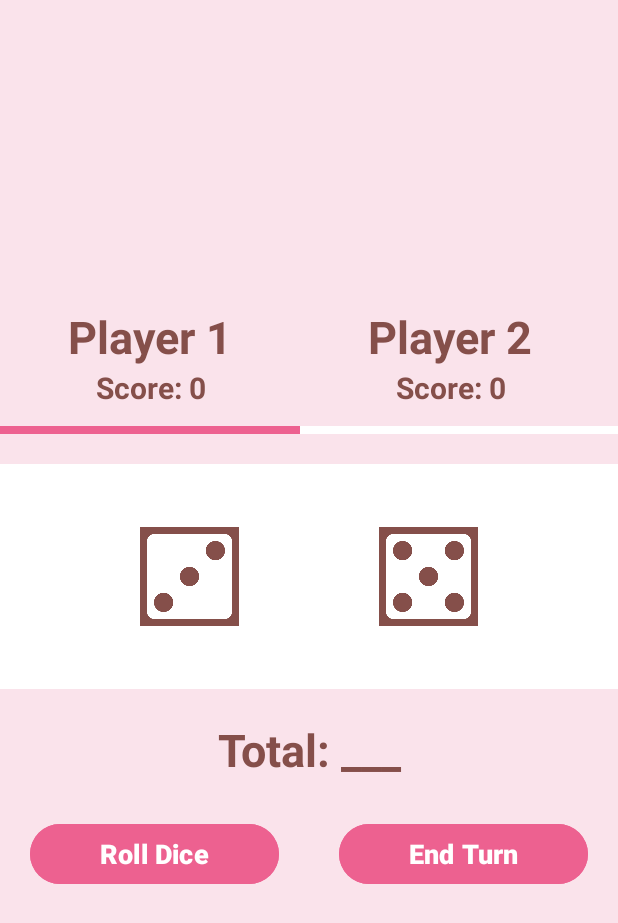
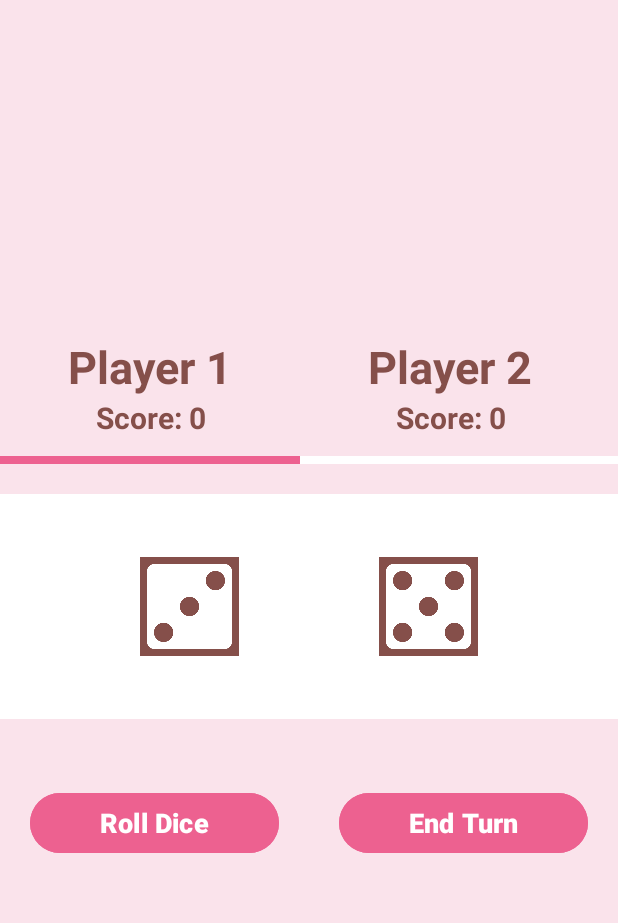
Before and after one commit to hqnqip/PigGame, an Android app: the DuoPlayer screen opened directly, with no data from a screen before it, on a phone screen of 412 x 824 dp. Shown: the top 923 px of the screen. Run offline under Robolectric (Android 15) with nearby library versions, the phone set to English and light mode, and no system bars.

Commit message:
made winning mechanic

```diff
--- a/app/src/main/res/layout/activity_duo_player.xml
+++ b/app/src/main/res/layout/activity_duo_player.xml
@@ -142,17 +142,6 @@
 
     </LinearLayout>
 
-    <TextView
-        android:id="@+id/scoreTotal"
-        android:layout_width="200dp"
-        android:layout_height="wrap_content"
-        android:textColor="#854f4a"
-        android:textSize="30sp"
-        android:textStyle="bold"
-        android:gravity="center"
-        android:text="Total: ___"
-        tools:ignore="HardcodedText"/>
-
     <LinearLayout
         android:layout_width="match_parent"
         android:layout_height="100dp"
```
Also changed, not shown: app/src/main/java/com/example/piggame1/DuoPlayer.java (+9 -11 lines).
